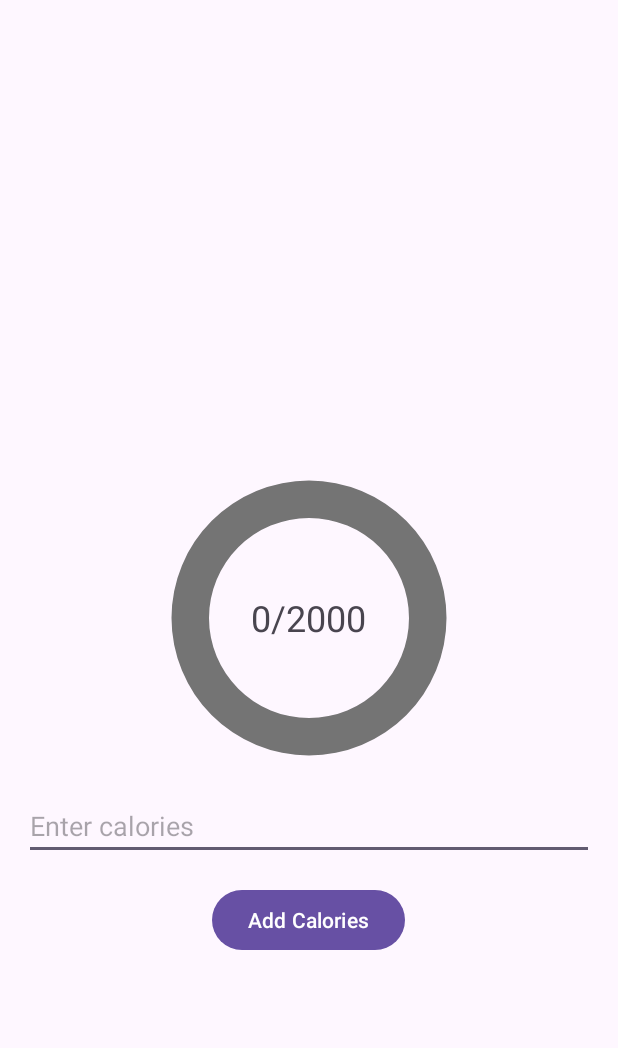
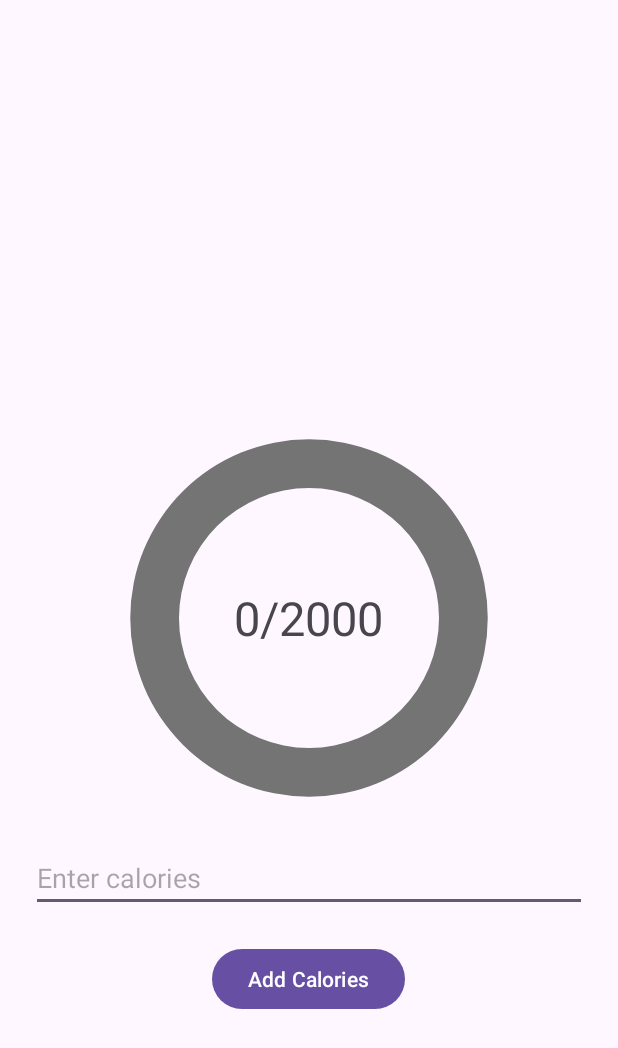
Before and after one commit to Drakon4ik-Coder/FitnessApp, an Android app: the screen it shows after launch (CaloriesActivity), on a phone screen of 412 x 824 dp. Shown: the top 1048 px of the screen. Run offline under Robolectric (Android 15) with nearby library versions, the phone set to English and light mode, and no system bars; our stand-ins replace sdp/ssp sizes.

Commit message:
Switched from dp to sdp(dynamic size change depending on screen size)

```diff
--- a/app/build.gradle.kts
+++ b/app/build.gradle.kts
@@ -39,6 +39,7 @@ dependencies {
     implementation("com.google.android.material:material:1.12.0")
     implementation("androidx.constraintlayout:constraintlayout:2.1.4")
     implementation("com.mikhaellopez:circularprogressbar:3.1.0")
+    implementation("com.intuit.sdp:sdp-android:1.1.1")
     testImplementation("junit:junit:4.13.2")
     androidTestImplementation("androidx.test.ext:junit:1.1.5")
     androidTestImplementation("androidx.test.espresso:espresso-core:3.5.1")
--- a/app/src/main/res/layout/activity_calories.xml
+++ b/app/src/main/res/layout/activity_calories.xml
@@ -2,14 +2,14 @@
 <RelativeLayout xmlns:android="http://schemas.android.com/apk/res/android"
                 android:layout_width="match_parent"
                 android:layout_height="match_parent"
-                android:padding="16dp">
+                android:padding="@dimen/_16sdp">
 
     <!-- Circular progress bar for calories -->
     <ProgressBar
         android:id="@+id/progressBarCalories"
         style="?android:attr/progressBarStyleHorizontal"
-        android:layout_width="200dp"
-        android:layout_height="200dp"
+        android:layout_width="@dimen/_200sdp"
+        android:layout_height="@dimen/_200sdp"
         android:layout_centerInParent="true"
         android:indeterminate="false"
         android:max="100"
@@ -23,7 +23,7 @@
             android:layout_height="wrap_content"
             android:layout_centerInParent="true"
             android:text="0/2000"
-            android:textSize="24sp" />
+            android:textSize="@dimen/_24sdp" />
 
     <!-- Input text for calories -->
     <EditText
@@ -31,7 +31,7 @@
             android:layout_width="match_parent"
             android:layout_height="wrap_content"
             android:layout_below="@id/progressBarCalories"
-            android:layout_marginTop="16dp"
+            android:layout_marginTop="@dimen/_16sdp"
             android:hint="Enter calories"
             android:inputType="number" />
 
@@ -42,7 +42,7 @@
             android:layout_height="wrap_content"
             android:layout_below="@id/editTextCalories"
             android:layout_centerHorizontal="true"
-            android:layout_marginTop="16dp"
+            android:layout_marginTop="@dimen/_16sdp"
             android:text="Add Calories" />
 
 </RelativeLayout>
```
